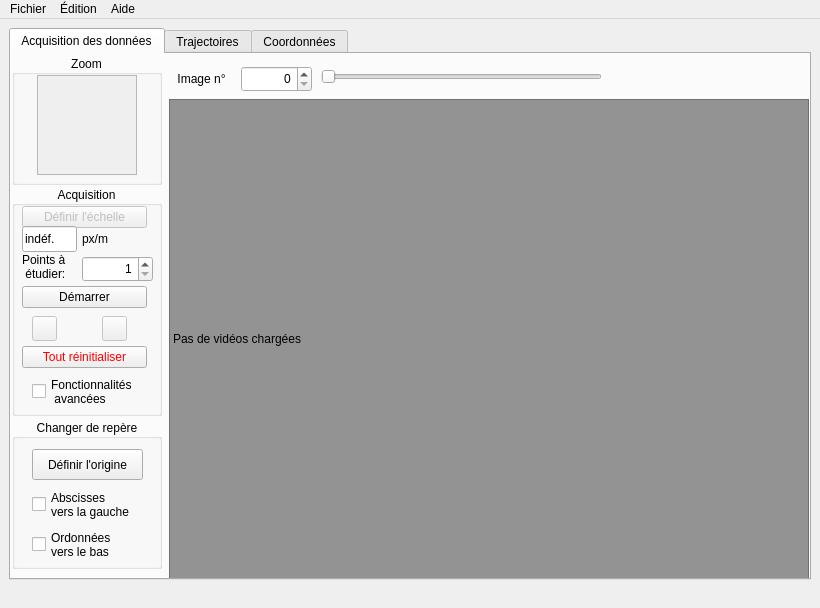
The window that src/pymecavideo.ui (rene-d/pymecavideo) describes before a commit, drawn with Qt 5.
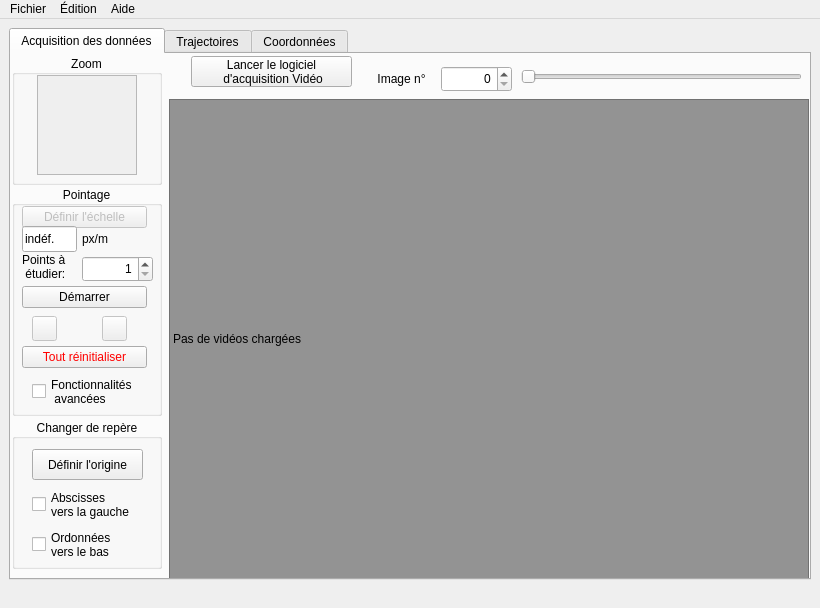
The same window after the commit.

Commit message: debut de prise en charge logiciel video sous linux

The edit to the form file:
```diff
--- a/src/pymecavideo.ui
+++ b/src/pymecavideo.ui
@@ -181,7 +181,7 @@
         <widget class="QLabel" name="label_numero_image">
          <property name="geometry">
           <rect>
-           <x>10</x>
+           <x>210</x>
            <y>10</y>
            <width>61</width>
            <height>26</height>
@@ -200,7 +200,7 @@
         <widget class="QSlider" name="horizontalSlider">
          <property name="geometry">
           <rect>
-           <x>160</x>
+           <x>360</x>
            <y>10</y>
            <width>281</width>
            <height>21</height>
@@ -216,7 +216,7 @@
         <widget class="QSpinBox" name="spinBox_image">
          <property name="geometry">
           <rect>
-           <x>80</x>
+           <x>280</x>
            <y>10</y>
            <width>71</width>
            <height>26</height>
@@ -232,6 +232,20 @@
           <set>Qt::AlignRight|Qt::AlignTrailing|Qt::AlignVCenter</set>
          </property>
         </widget>
+        <widget class="QPushButton" name="pushButton_video">
+         <property name="geometry">
+          <rect>
+           <x>30</x>
+           <y>0</y>
+           <width>161</width>
+           <height>31</height>
+          </rect>
+         </property>
+         <property name="text">
+          <string>Lancer le logiciel
+ d'acquisition Vidéo</string>
+         </property>
+        </widget>
        </widget>
        <widget class="QGroupBox" name="groupBox_2">
         <property name="enabled">
@@ -404,7 +418,7 @@
          </size>
         </property>
         <property name="title">
-         <string>Acquisition</string>
+         <string>Pointage</string>
         </property>
         <property name="alignment">
          <set>Qt::AlignCenter</set>
```
The commit also changes 1 other file.
